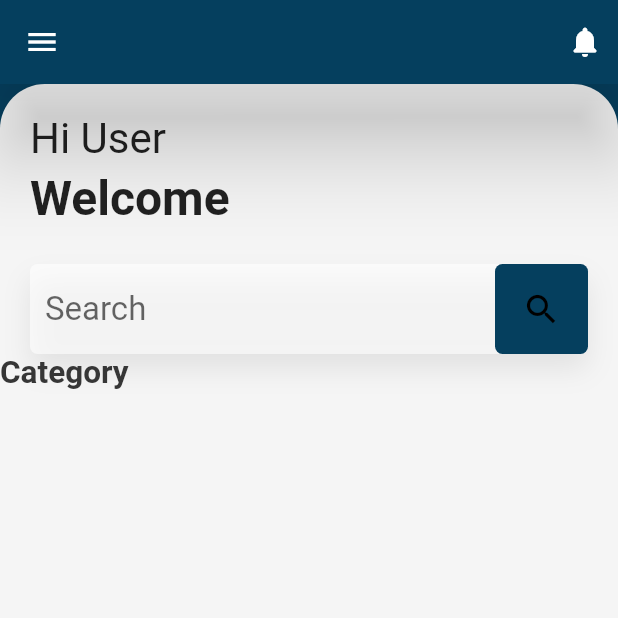
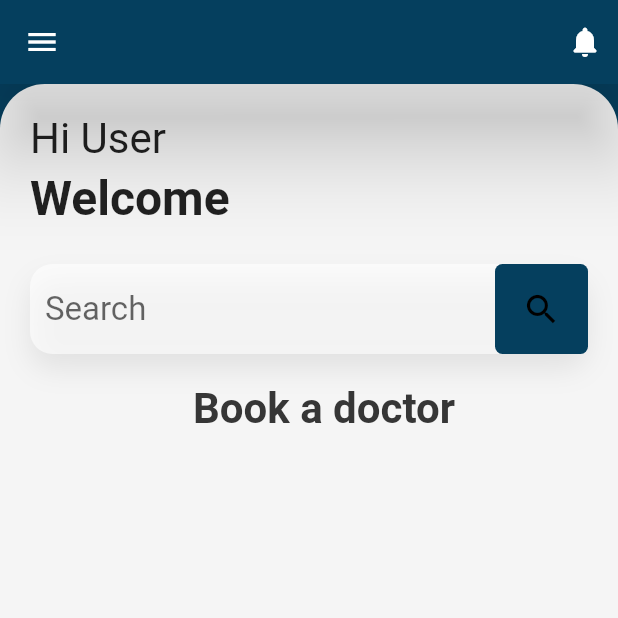
Before and after one commit to s3823102/BookingPage, a Flutter app: the screen it shows after launch, on a phone screen of 412 x 824 dp, the top half of it. Run offline on Flutter 3.47's test engine with Material 2 defaults, Android fonts, the phone set to English and light mode, and no system bars.

Commit message:
added more functionality

```diff
--- a/lib/home_page.dart
+++ b/lib/home_page.dart
@@ -1,4 +1,7 @@
+import 'package:flutter/foundation.dart';
 import 'package:flutter/material.dart';
+
+import 'form_page.dart';
 
 
 class HomePage extends StatefulWidget
@@ -94,7 +97,7 @@ class _HomeState extends State<HomePage>
                decoration: BoxDecoration
                  (
                  color: Colors.white60,
-                 borderRadius: BorderRadius.circular(5),
+                 borderRadius: BorderRadius.circular(15),
                  boxShadow:
                  const [
                      BoxShadow
@@ -125,7 +128,7 @@ class _HomeState extends State<HomePage>
                          autofocus: false,
                          style: TextStyle
                            (
-                           color: Color(0xff107163),
+                           color: Colors.white,
                            fontSize: 22,
 
                          ),
@@ -165,22 +168,37 @@ class _HomeState extends State<HomePage>
             Container
               (
               width: size.width,
+              margin: const EdgeInsets.only(top:20, left: 20),
               child: Stack
                 (
                 fit: StackFit.loose,
                 children:
                 [
-                  Container
-                    (
-                    child: const Text
+                  GestureDetector(
+                    onTap: ()
+                    {
+                      Navigator.push(
+                          context, MaterialPageRoute(builder: (context) => const FormPage(),
+                      ),
+                      );
+                    },
+
+                    child: Container
                       (
-                      "Category",
-                      style: TextStyle
+                      child: const Align
                         (
-                        color: Color(0xff363636),
-                        fontSize: 21,
-                        fontFamily: 'Roboto',
-                        fontWeight: FontWeight.w700,
+                        alignment: Alignment.center,
+                        child: Text
+                          (
+                          "Book a doctor",
+                          style: TextStyle
+                            (
+                            color: Color(0xff363636),
+                            fontSize: 28,
+                            fontFamily: 'Roboto',
+                            fontWeight: FontWeight.w700,
+                          ),
+                        ),
                       ),
                     ),
                   ),
```
Also changed, not shown: lib/form_page.dart (+205 -0 lines).
